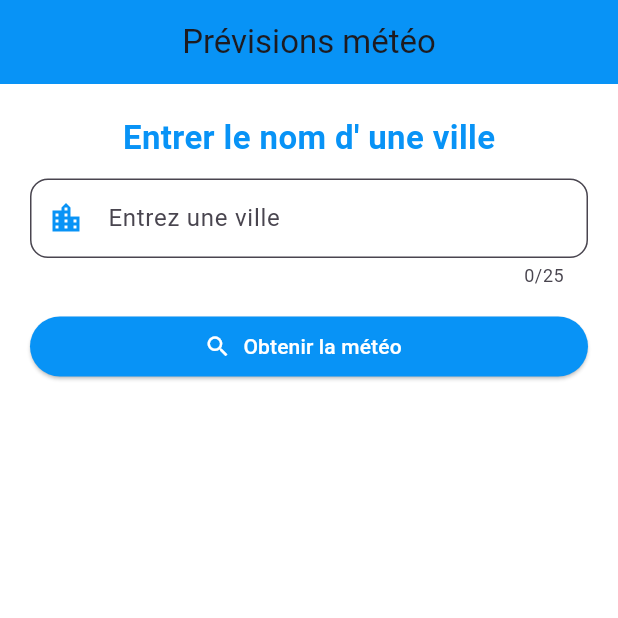
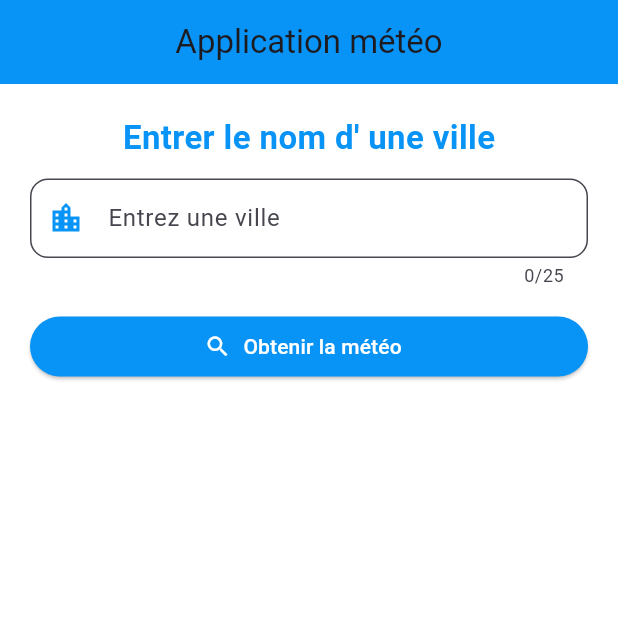
Before and after one commit to elegbede01/gMeteoConnect, a Flutter app: the screen it shows after launch, on a phone screen of 412 x 824 dp, the top half of it. Run offline on Flutter 3.47's test engine with Material 3 defaults, Android fonts, the phone set to English and light mode, and no system bars.

```diff
--- a/lib/pages/previsioninterface.dart
+++ b/lib/pages/previsioninterface.dart
@@ -65,7 +65,7 @@ class _PrevisionInterfaceState extends State<PrevisionInterface> {
       backgroundColor: const Color.fromARGB(255, 255, 255, 255),
       appBar: AppBar(
         backgroundColor: const Color.fromARGB(255, 8, 147, 246),
-        title: const Text('Prévisions météo'),
+        title: const Text('Application météo'),
         centerTitle: true,
         automaticallyImplyLeading: true,
       ),
```
Also changed, not shown: img/m1.PNG (added), img/m2.PNG (added), img/m3.PNG (added), img/m4.PNG (added), img/m5.PNG (added), img/m6.PNG (added), img/m7.PNG (added), 1 other file.
